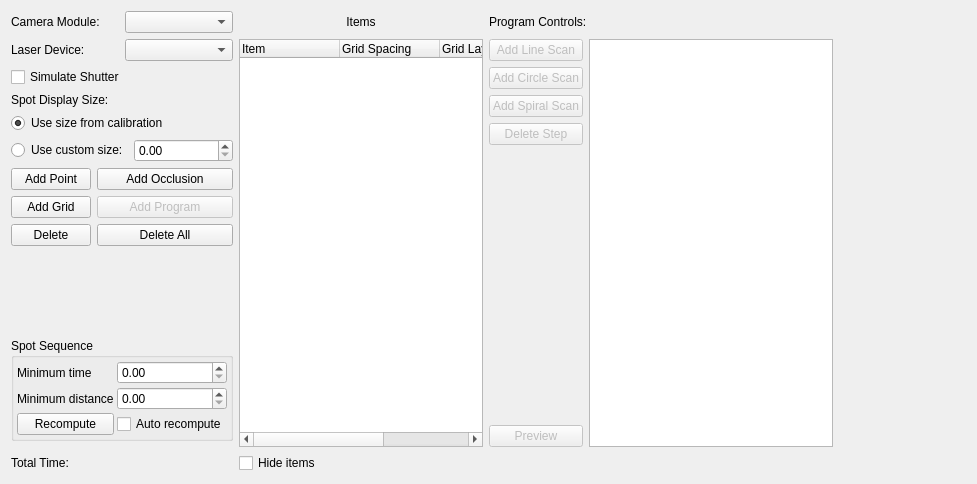
Old version of the form lib/devices/Scanner/ProtocolTemplate.ui in the repository acq4/acq4.
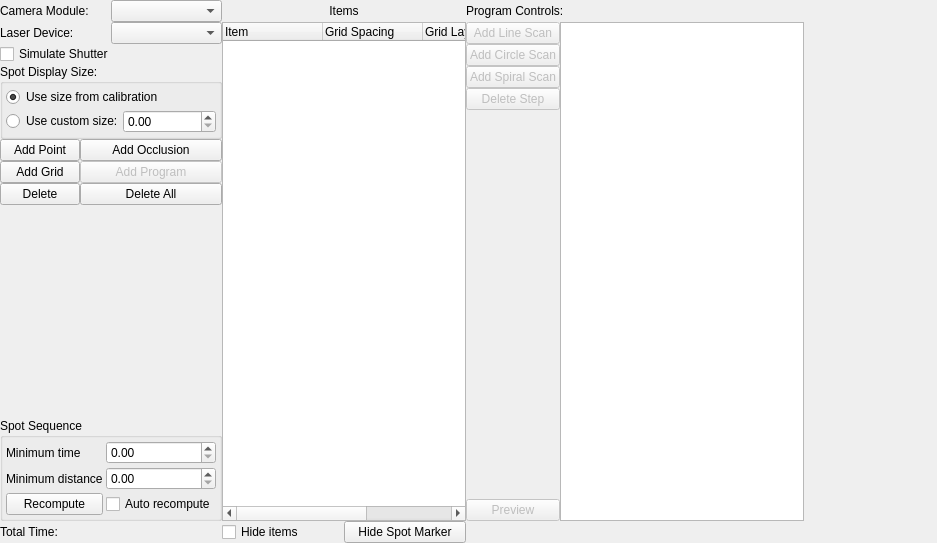
New version of the form. Custom widgets are drawn as their Qt base class.

Diff of the .ui file:
```diff
--- a/lib/devices/Scanner/ProtocolTemplate.ui
+++ b/lib/devices/Scanner/ProtocolTemplate.ui
@@ -6,15 +6,21 @@
    <rect>
     <x>0</x>
     <y>0</y>
-    <width>977</width>
-    <height>484</height>
+    <width>937</width>
+    <height>543</height>
    </rect>
   </property>
   <property name="windowTitle">
    <string>Form</string>
   </property>
-  <layout class="QGridLayout" name="gridLayout_2">
-   <item row="0" column="0" colspan="2">
+  <layout class="QGridLayout" name="gridLayout">
+   <property name="margin">
+    <number>0</number>
+   </property>
+   <property name="spacing">
+    <number>0</number>
+   </property>
+   <item row="0" column="0">
     <layout class="QHBoxLayout" name="horizontalLayout_3">
      <item>
       <widget class="QLabel" name="label">
@@ -32,7 +38,7 @@
      </item>
     </layout>
    </item>
-   <item row="0" column="2">
+   <item row="0" column="1">
     <widget class="QLabel" name="label_5">
      <property name="text">
       <string>Items</string>
@@ -42,14 +48,14 @@
      </property>
     </widget>
    </item>
-   <item row="0" column="3">
+   <item row="0" column="2">
     <widget class="QLabel" name="label_8">
      <property name="text">
       <string>Program Controls:</string>
      </property>
     </widget>
    </item>
-   <item row="1" column="0" colspan="2">
+   <item row="1" column="0">
     <layout class="QHBoxLayout" name="horizontalLayout_4">
      <item>
       <widget class="QLabel" name="label_2">
@@ -67,7 +73,7 @@
      </item>
     </layout>
    </item>
-   <item row="1" column="2" rowspan="8">
+   <item row="1" column="1" rowspan="6">
     <widget class="TreeWidget" name="itemTree">
      <column>
       <property name="text">
@@ -91,7 +97,7 @@
      </column>
     </widget>
    </item>
-   <item row="1" column="3" rowspan="8">
+   <item row="1" column="2" rowspan="6">
     <layout class="QHBoxLayout" name="horizontalLayout">
      <item>
       <layout class="QVBoxLayout" name="verticalLayout">
@@ -169,14 +175,14 @@
      </item>
     </layout>
    </item>
-   <item row="2" column="0" rowspan="2" colspan="2">
+   <item row="2" column="0">
     <widget class="QCheckBox" name="simulateShutterCheck">
      <property name="text">
       <string>Simulate Shutter</string>
      </property>
     </widget>
    </item>
-   <item row="3" column="4">
+   <item row="2" column="3">
     <spacer name="horizontalSpacer">
      <property name="orientation">
       <enum>Qt::Horizontal</enum>
@@ -189,16 +195,19 @@
      </property>
     </spacer>
    </item>
-   <item row="4" column="0" colspan="2">
-    <layout class="QVBoxLayout" name="verticalLayout_2">
-     <item>
-      <widget class="QLabel" name="spotSizeLabel">
-       <property name="text">
+   <item row="3" column="0">
+    <widget class="QGroupBox" name="groupBox_2">
+     <property name="title">
         <string>Spot Display Size:</string>
        </property>
-      </widget>
-     </item>
-     <item>
+     <layout class="QGridLayout" name="gridLayout_2">
+      <property name="margin">
+       <number>3</number>
+      </property>
+      <property name="spacing">
+       <number>3</number>
+      </property>
+      <item row="0" column="0">
       <widget class="QRadioButton" name="sizeFromCalibrationRadio">
        <property name="toolTip">
         <string>Causes target spots to be displayed at the size determined by the calibration file. Does not affect how data is collected.</string>
@@ -211,8 +220,11 @@
        </property>
       </widget>
      </item>
-     <item>
+      <item row="1" column="0">
       <layout class="QHBoxLayout" name="horizontalLayout_2">
+        <property name="spacing">
+         <number>0</number>
+        </property>
        <item>
         <widget class="QRadioButton" name="sizeCustomRadio">
          <property name="toolTip">
@@ -248,8 +260,9 @@
       </layout>
      </item>
     </layout>
+    </widget>
    </item>
-   <item row="5" column="0" colspan="2">
+   <item row="4" column="0">
     <layout class="QFormLayout" name="formLayout">
      <item row="0" column="0">
       <widget class="QPushButton" name="addPointBtn">
@@ -313,7 +326,7 @@
      </item>
     </layout>
    </item>
-   <item row="6" column="0">
+   <item row="5" column="0">
     <spacer name="verticalSpacer">
      <property name="orientation">
       <enum>Qt::Vertical</enum>
@@ -326,30 +339,7 @@
      </property>
     </spacer>
    </item>
-   <item row="9" column="0">
-    <widget class="QLabel" name="timeLabel">
-     <property name="text">
-      <string>Total Time:</string>
-     </property>
-    </widget>
-   </item>
-   <item row="9" column="2">
-    <widget class="QCheckBox" name="hideCheck">
-     <property name="enabled">
-      <bool>true</bool>
-     </property>
-     <property name="toolTip">
-      <string>Hide all items from view.</string>
-     </property>
-     <property name="text">
-      <string>Hide items</string>
-     </property>
-     <property name="checked">
-      <bool>false</bool>
-     </property>
-    </widget>
-   </item>
-   <item row="7" column="0" colspan="2">
+   <item row="6" column="0">
     <widget class="QGroupBox" name="groupBox">
      <property name="title">
       <string>Spot Sequence</string>
@@ -436,6 +426,53 @@
      <zorder>label_4</zorder>
     </widget>
    </item>
+   <item row="8" column="0">
+    <widget class="QLabel" name="timeLabel">
+     <property name="text">
+      <string>Total Time:</string>
+     </property>
+    </widget>
+   </item>
+   <item row="8" column="2" colspan="2">
+    <spacer name="horizontalSpacer_2">
+     <property name="orientation">
+      <enum>Qt::Horizontal</enum>
+     </property>
+     <property name="sizeHint" stdset="0">
+      <size>
+       <width>40</width>
+       <height>20</height>
+      </size>
+     </property>
+    </spacer>
+   </item>
+   <item row="8" column="1">
+    <layout class="QHBoxLayout" name="horizontalLayout_5">
+     <item>
+      <widget class="QCheckBox" name="hideCheck">
+       <property name="enabled">
+        <bool>true</bool>
+       </property>
+       <property name="toolTip">
+        <string>Hide all items from view.</string>
+       </property>
+       <property name="text">
+        <string>Hide items</string>
+       </property>
+       <property name="checked">
+        <bool>false</bool>
+       </property>
+      </widget>
+     </item>
+     <item>
+      <widget class="QPushButton" name="hideMarkerBtn">
+       <property name="text">
+        <string>Hide Spot Marker</string>
+       </property>
+      </widget>
+     </item>
+    </layout>
+   </item>
   </layout>
  </widget>
  <customwidgets>
```
Left out of the diff: 7 changed lines with no effect on the pictures. Lines whose indentation alone changed are shown as unchanged.
